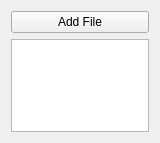
Qt form resources/GpxWidget.ui (MichalVlasak/OSMViewer) before a commit.
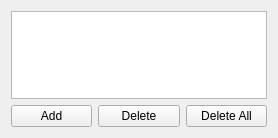
The same form after that commit.

```diff
--- a/resources/GpxWidget.ui
+++ b/resources/GpxWidget.ui
@@ -6,8 +6,8 @@
    <rect>
     <x>0</x>
     <y>0</y>
-    <width>160</width>
-    <height>143</height>
+    <width>278</width>
+    <height>138</height>
    </rect>
   </property>
   <property name="windowTitle">
@@ -15,14 +15,42 @@
   </property>
   <layout class="QVBoxLayout" name="verticalLayout">
    <item>
-    <widget class="QPushButton" name="addFile">
-     <property name="text">
-      <string>Add File</string>
+    <widget class="QTableView" name="tableView">
+     <property name="editTriggers">
+      <set>QAbstractItemView::NoEditTriggers</set>
      </property>
+     <property name="selectionBehavior">
+      <enum>QAbstractItemView::SelectRows</enum>
+     </property>
+     <attribute name="horizontalHeaderStretchLastSection">
+      <bool>true</bool>
+     </attribute>
     </widget>
    </item>
    <item>
-    <widget class="QTableView" name="tableView"/>
+    <layout class="QHBoxLayout" name="horizontalLayout">
+     <item>
+      <widget class="QPushButton" name="addFile">
+       <property name="text">
+        <string>Add</string>
+       </property>
+      </widget>
+     </item>
+     <item>
+      <widget class="QPushButton" name="deleteFile">
+       <property name="text">
+        <string>Delete</string>
+       </property>
+      </widget>
+     </item>
+     <item>
+      <widget class="QPushButton" name="deleteAllFile">
+       <property name="text">
+        <string>Delete All</string>
+       </property>
+      </widget>
+     </item>
+    </layout>
    </item>
   </layout>
  </widget>
```
